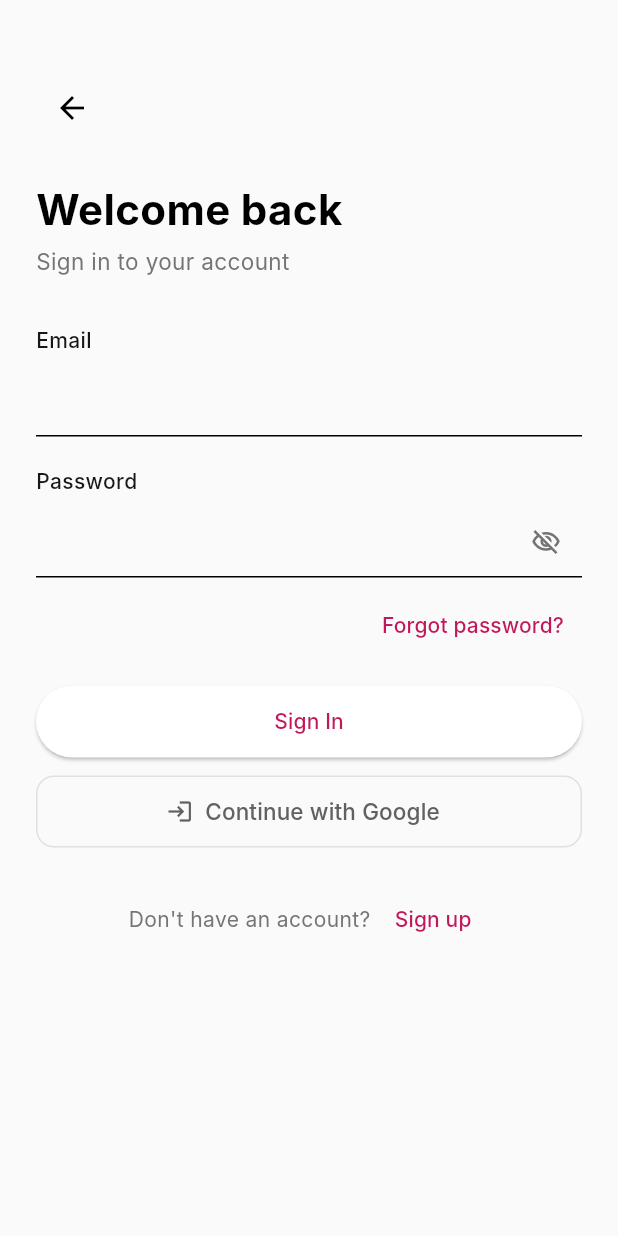
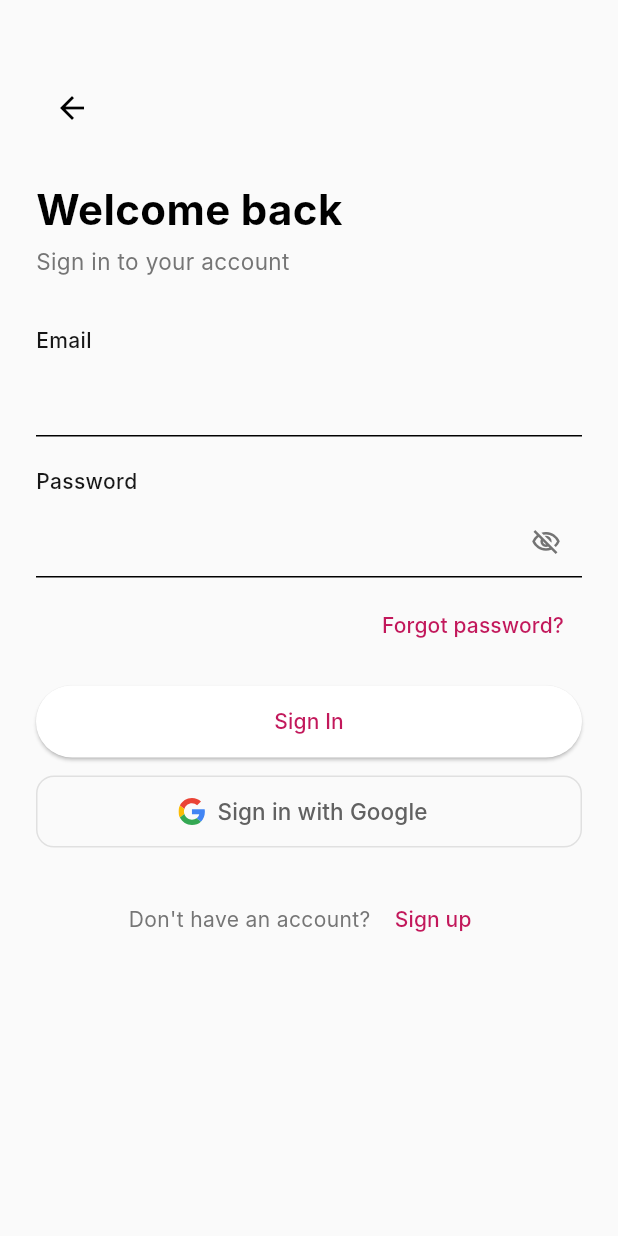
Before and after one commit to shivapraneeth14/cluvo, a Flutter app: the screen it shows after launch, on a phone screen of 412 x 824 dp. Run offline on Flutter 3.47's test engine with Material 3 defaults, Android fonts, the phone set to English and light mode, and no system bars; our stand-ins replace app_links, cached_network_image, cross_file, flutter_riverpod, flutter_svg, go_router and 4 more; missing offline and left inert: dart:js_interop, razorpay_flutter; accounts and stored records are empty; Roboto replaces fonts that are missing (Inter).

Commit message:
feat: google oauth for web builds
- redirect to the deployed origin (Uri.base.origin) on web,
  keep cluvo:// deep link on mobile
- use typed signInWithOAuth (drop dynamic cast) + GoogleLogo widget
- drop redundant gotrue import (supabase_flutter re-exports OAuthProvider)

```diff
--- a/lib/screens/login_screen.dart
+++ b/lib/screens/login_screen.dart
@@ -1,10 +1,12 @@
 import 'package:flutter/material.dart';
+import 'package:flutter/foundation.dart' show kIsWeb;
 import 'package:flutter_riverpod/flutter_riverpod.dart';
 import 'package:go_router/go_router.dart';
 import '../providers/auth_provider.dart';
 import '../widgets/auth_text_field.dart';
 import '../widgets/auth_button.dart';
-import 'package:gotrue/gotrue.dart' show OAuthProvider;
+import '../widgets/google_logo.dart';
+import 'package:supabase_flutter/supabase_flutter.dart';
 import '../supabase_client.dart';
 
 class LoginScreen extends ConsumerStatefulWidget {
@@ -139,10 +141,10 @@
                       : () async {
                           setState(() => _googleLoading = true);
                           try {
-                            // ignore: avoid_dynamic_calls
-                            await (supabase.auth as dynamic).signInWithOAuth(
+                            await supabase.auth.signInWithOAuth(
                               OAuthProvider.google,
-                              redirectTo: 'cluvo://login',
+                              redirectTo:
+                                  kIsWeb ? Uri.base.origin : 'cluvo://login',
                             );
                           } catch (e) {
                             setState(() => _googleLoading = false);
@@ -159,9 +161,9 @@
                           height: 18,
                           child: CircularProgressIndicator(strokeWidth: 2),
                         )
-                      : const Icon(Icons.login, size: 18),
+                      : const GoogleLogo(size: 18),
                   label: Text(
-                    _googleLoading ? 'Connecting...' : 'Continue with Google',
+                    _googleLoading ? 'Connecting...' : 'Sign in with Google',
                     style: const TextStyle(fontSize: 15, fontWeight: FontWeight.w500),
                   ),
                   style: OutlinedButton.styleFrom(
--- /dev/null
+++ b/lib/widgets/google_logo.dart
@@ -0,0 +1,27 @@
+import 'package:flutter/material.dart';
+import 'package:flutter_svg/flutter_svg.dart';
+
+class GoogleLogo extends StatelessWidget {
+  final double size;
+
+  const GoogleLogo({super.key, this.size = 18});
+
+  static const String _svg = '''
+<svg xmlns="http://www.w3.org/2000/svg" viewBox="0 0 48 48">
+  <path fill="#EA4335" d="M24 9.5c3.54 0 6.71 1.22 9.21 3.6l6.85-6.85C35.9 2.38 30.47 0 24 0 14.62 0 6.51 5.38 2.56 13.22l7.98 6.19C12.43 13.72 17.74 9.5 24 9.5z"/>
+  <path fill="#4285F4" d="M46.98 24.55c0-1.57-.15-3.09-.38-4.55H24v9.02h12.94c-.58 2.96-2.26 5.48-4.78 7.18l7.73 6c4.51-4.18 7.09-10.36 7.09-17.65z"/>
+  <path fill="#FBBC05" d="M10.53 28.59c-.48-1.45-.76-2.99-.76-4.59s.27-3.14.76-4.59l-7.98-6.19C.92 16.46 0 20.12 0 24c0 3.88.92 7.54 2.56 10.78l7.97-6.19z"/>
+  <path fill="#34A853" d="M24 48c6.48 0 11.93-2.13 15.89-5.81l-7.73-6c-2.15 1.45-4.92 2.3-8.16 2.3-6.26 0-11.57-4.22-13.47-9.91l-7.98 6.19C6.51 42.62 14.62 48 24 48z"/>
+</svg>
+''';
+
+  @override
+  Widget build(BuildContext context) {
+    return SvgPicture.string(
+      _svg,
+      width: size,
+      height: size,
+      semanticsLabel: 'Google',
+    );
+  }
+}
```
Also changed, not shown: lib/screens/signup_screen.dart (+7 -5 lines).
